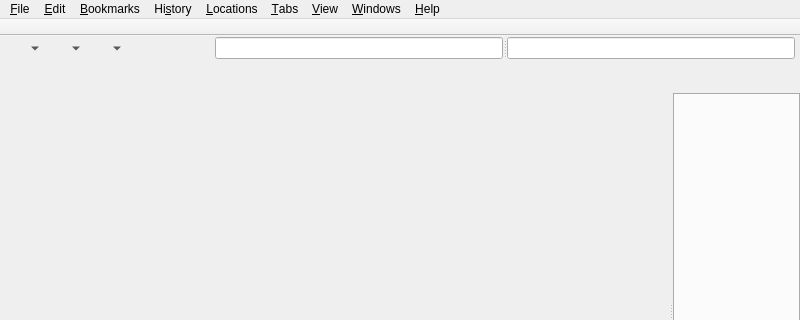
Old version of the form Version 2.x/UI/dmainWindow.ui in the repository textbrowser/dooble; both pictures show x 0 to 800 and y 0 to 320 of the 800 by 600 pixel window.
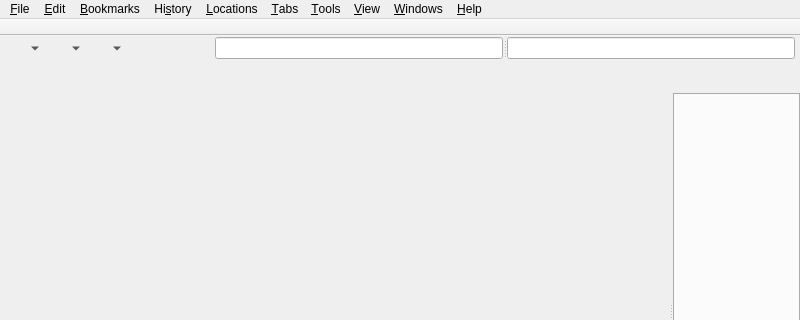
New version of the form. Icons and pictures are not drawn. Custom widgets are drawn as their Qt base class.

Commit message: Tear-off menus.

What changed in the file:
```diff
--- a/Version 2.x/UI/dmainWindow.ui
+++ b/Version 2.x/UI/dmainWindow.ui
@@ -481,7 +481,7 @@
      <x>0</x>
      <y>0</y>
      <width>800</width>
-     <height>20</height>
+     <height>27</height>
     </rect>
    </property>
    <widget class="QMenu" name="menu_File">
@@ -629,12 +629,21 @@
      <string>&amp;Bookmarks</string>
     </property>
    </widget>
+   <widget class="QMenu" name="menu_Tools">
+    <property name="tearOffEnabled">
+     <bool>true</bool>
+    </property>
+    <property name="title">
+     <string>&amp;Tools</string>
+    </property>
+   </widget>
    <addaction name="menu_File"/>
    <addaction name="editMenu"/>
    <addaction name="bookmarksMenu"/>
    <addaction name="historyMenu"/>
    <addaction name="menu_Locations"/>
    <addaction name="menu_Tabs"/>
+   <addaction name="menu_Tools"/>
    <addaction name="viewMenu"/>
    <addaction name="menu_Windows"/>
    <addaction name="menu_About"/>
```
Left out of the diff: 12 changed lines with no effect on the pictures.
